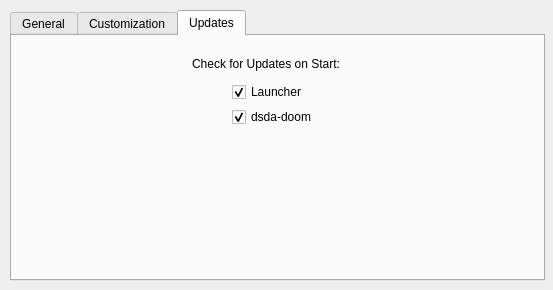
Above: src/settings.ui from Pedro-Beirao/dsda-launcher before the change. Below: the same form after it.
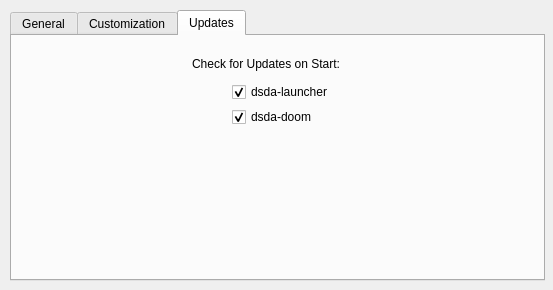
That is the form after the change. Icons and pictures are not drawn.

Diff of the .ui file:
```diff
--- a/src/settings.ui
+++ b/src/settings.ui
@@ -1004,7 +1004,7 @@
       <rect>
        <x>220</x>
        <y>45</y>
-       <width>111</width>
+       <width>121</width>
        <height>22</height>
       </rect>
      </property>
@@ -1012,7 +1012,7 @@
       <string>Show Endoom screen on game exit</string>
      </property>
      <property name="text">
-      <string>Launcher</string>
+      <string>dsda-launcher</string>
      </property>
      <property name="checked">
       <bool>true</bool>
```
Left out of the diff: 4 changed lines with no effect on the pictures.
